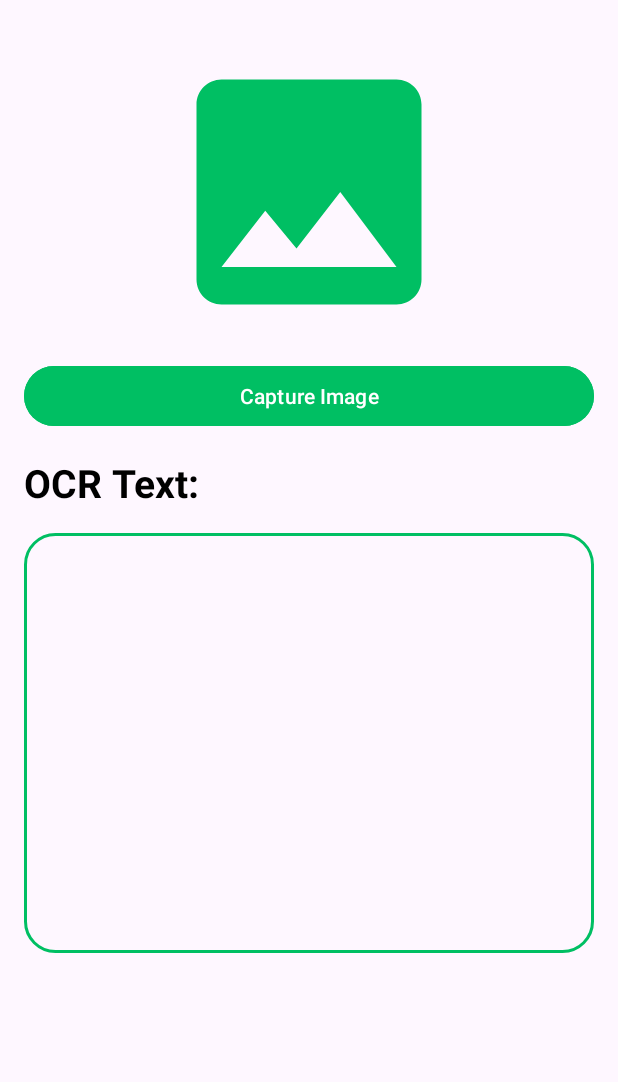
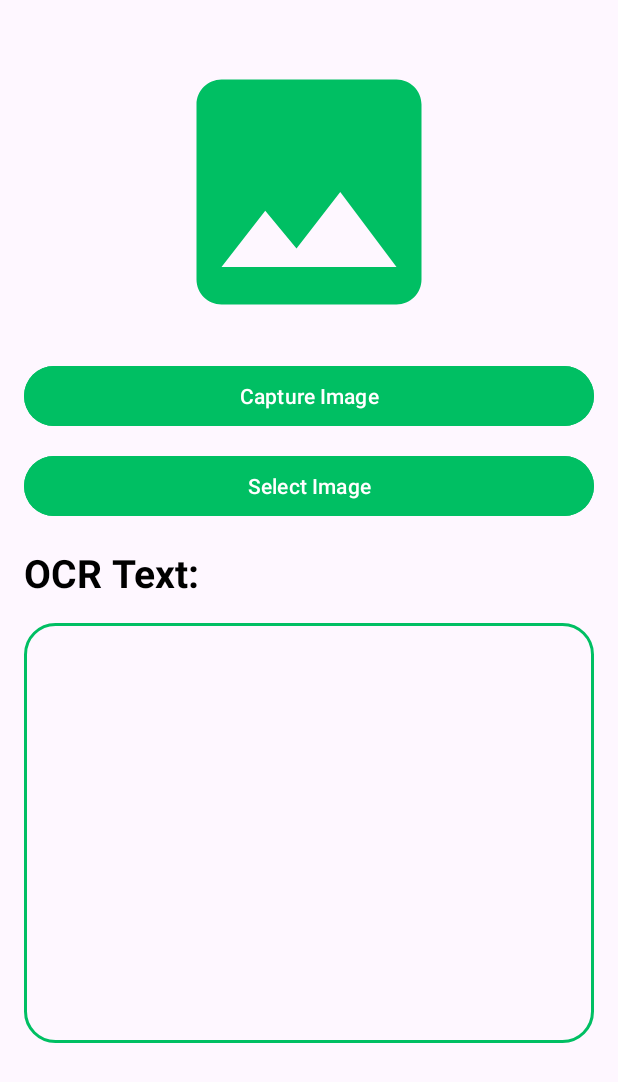
Before and after one commit to Kilamper/Text-Extractor, an Android app: the screen it shows after launch (MainActivity), after a tap on "Capture Image", on a phone screen of 412 x 824 dp. Shown: the top 1082 px of the screen. Run offline under Robolectric (Android 15) with nearby library versions, the phone set to English and light mode, and no system bars; libraries missing offline, so code that uses them is left out: com.google.mlkit.vision; 2 statements that could not run were skipped.

Commit message:
Add select image button

```diff
--- a/app/src/main/java/com/example/textextractor/MainActivity.kt
+++ b/app/src/main/java/com/example/textextractor/MainActivity.kt
@@ -28,12 +28,14 @@ class MainActivity : AppCompatActivity() {
 
     private lateinit var cameraImage: ImageView
     private lateinit var captureImgBtn: Button
+    private lateinit var selectImgBtn: Button
     private lateinit var resultText: TextView
     private lateinit var copyTextBtn: Button
 
     private var currentPhotoPath: String? = null
     private lateinit var requestPermissionLauncher: ActivityResultLauncher<String>
     private lateinit var takePictureLauncher: ActivityResultLauncher<Uri>
+    private lateinit var selectImageLauncher: ActivityResultLauncher<String>
 
     override fun onCreate(savedInstanceState: Bundle?) {
         super.onCreate(savedInstanceState)
@@ -41,11 +43,11 @@ class MainActivity : AppCompatActivity() {
 
         cameraImage = findViewById(R.id.cameraImage)
         captureImgBtn = findViewById(R.id.captureImgBtn)
+        selectImgBtn = findViewById(R.id.selectImgBtn)
         resultText = findViewById(R.id.resultText)
         copyTextBtn = findViewById(R.id.copyTextBtn)
 
-        requestPermissionLauncher = registerForActivityResult(ActivityResultContracts.RequestPermission()) {
-            isGranted ->
+        requestPermissionLauncher = registerForActivityResult(ActivityResultContracts.RequestPermission()) { isGranted ->
             if (isGranted) {
                 captureImage()
             } else {
@@ -53,8 +55,7 @@ class MainActivity : AppCompatActivity() {
             }
         }
 
-        takePictureLauncher = registerForActivityResult(ActivityResultContracts.TakePicture()) {
-            success ->
+        takePictureLauncher = registerForActivityResult(ActivityResultContracts.TakePicture()) { success ->
             if (success) {
                 currentPhotoPath?.let { path ->
                     val bitmap = BitmapFactory.decodeFile(path)
@@ -64,15 +65,27 @@ class MainActivity : AppCompatActivity() {
             }
         }
 
+        selectImageLauncher = registerForActivityResult(ActivityResultContracts.GetContent()) { uri: Uri? ->
+            uri?.let {
+                val bitmap = BitmapFactory.decodeStream(contentResolver.openInputStream(it))
+                cameraImage.setImageBitmap(bitmap)
+                recognizeText(bitmap)
+            }
+        }
+
         captureImgBtn.setOnClickListener {
             requestPermissionLauncher.launch(Manifest.permission.CAMERA)
+        }
+
+        selectImgBtn.setOnClickListener {
+            selectImageLauncher.launch("image/*")
         }
     }
 
     private fun createImageFile(): File {
         val timeStamp: String = SimpleDateFormat("yyyyMMdd_HHmmss", Locale.getDefault()).format(Date())
         val storageDir: File? = getExternalFilesDir(Environment.DIRECTORY_PICTURES)
-        return File.createTempFile("JEPG_${timeStamp}_", ".jpg", storageDir).apply {
+        return File.createTempFile("JPEG_${timeStamp}_", ".jpg", storageDir).apply {
             currentPhotoPath = absolutePath
         }
     }
--- a/app/src/main/res/layout/activity_main.xml
+++ b/app/src/main/res/layout/activity_main.xml
@@ -22,6 +22,14 @@
         android:layout_height="wrap_content"
         android:id="@+id/captureImgBtn"
         android:text="Capture Image"
+        android:backgroundTint="@color/green"
+        android:layout_marginTop="12dp" />
+
+    <Button
+        android:layout_width="match_parent"
+        android:layout_height="wrap_content"
+        android:id="@+id/selectImgBtn"
+        android:text="Select Image"
         android:backgroundTint="@color/green"
         android:layout_marginTop="12dp" />
 
```
